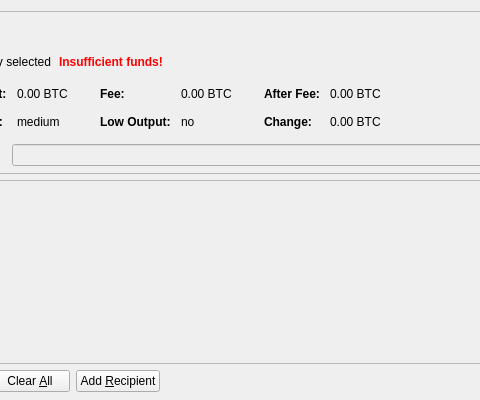
zarGonnn/reddcoin, file src/qt/forms/sendcoinsdialog.ui: the form before one commit; both pictures show x 177 to 657 and y 0 to 400 of the 850 by 400 pixel window.
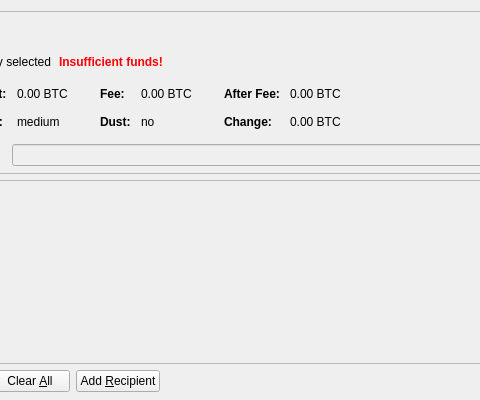
The form after the commit. Icons and pictures are not drawn. Custom widgets are drawn as their Qt base class.

```diff
--- a/src/qt/forms/sendcoinsdialog.ui
+++ b/src/qt/forms/sendcoinsdialog.ui
@@ -417,7 +417,7 @@
                   </font>
                  </property>
                  <property name="text">
-                  <string>Low Output:</string>
+                  <string>Dust:</string>
                  </property>
                 </widget>
                </item>
```
